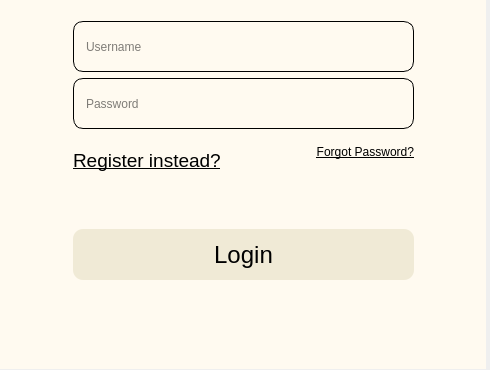
This is UI/ui_startup.ui in lakshya076/Cinematch as Qt 5 draws it before an edit; both pictures show x 0 to 490 and y 190 to 560 of the 490 by 560 pixel window. The edited form follows.
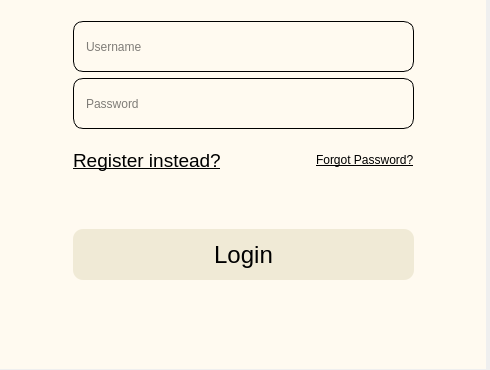
This is the edited form. The open tabs and pages were chosen to show the change.

Commit message: aligning ui elements

Patch:
```diff
--- a/UI/ui_startup.ui
+++ b/UI/ui_startup.ui
@@ -873,9 +873,6 @@
                 <property name="textFormat">
                  <enum>Qt::MarkdownText</enum>
                 </property>
-                <property name="alignment">
-                 <set>Qt::AlignRight|Qt::AlignTop|Qt::AlignTrailing</set>
-                </property>
                </widget>
               </item>
              </layout>
```
